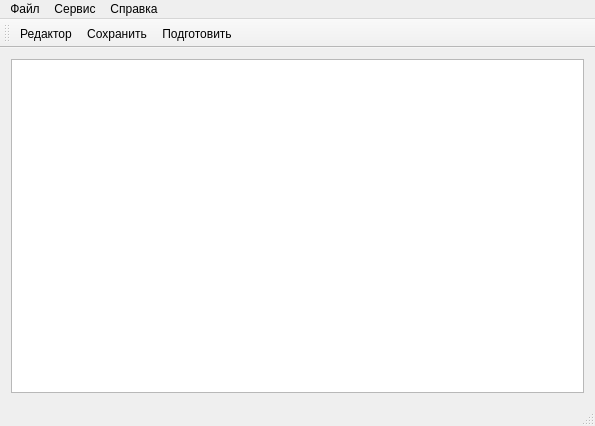
This is mainwindow.ui in ArtemHodeev/Gidrolog as Qt 5 draws it before an edit. The edited form follows.
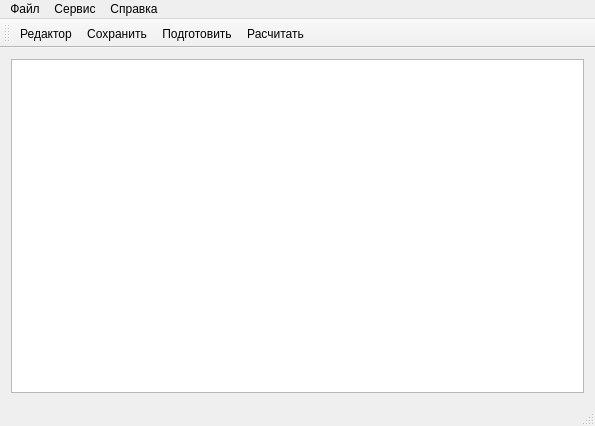
This is the edited form.

```diff
--- a/mainwindow.ui
+++ b/mainwindow.ui
@@ -66,6 +66,7 @@
    <addaction name="action_editorTool"/>
    <addaction name="actionSave"/>
    <addaction name="action_prepare"/>
+   <addaction name="action_calcilate"/>
   </widget>
   <widget class="QStatusBar" name="statusBar"/>
   <action name="action_editorTool">
@@ -130,6 +131,14 @@
     <string>Очистить данные от шума и стандартизировать их</string>
    </property>
   </action>
+  <action name="action_calcilate">
+   <property name="text">
+    <string>Расчитать</string>
+   </property>
+   <property name="toolTip">
+    <string>Начать разделени гидрографа речного стока</string>
+   </property>
+  </action>
  </widget>
  <layoutdefault spacing="6" margin="11"/>
  <resources/>
```
